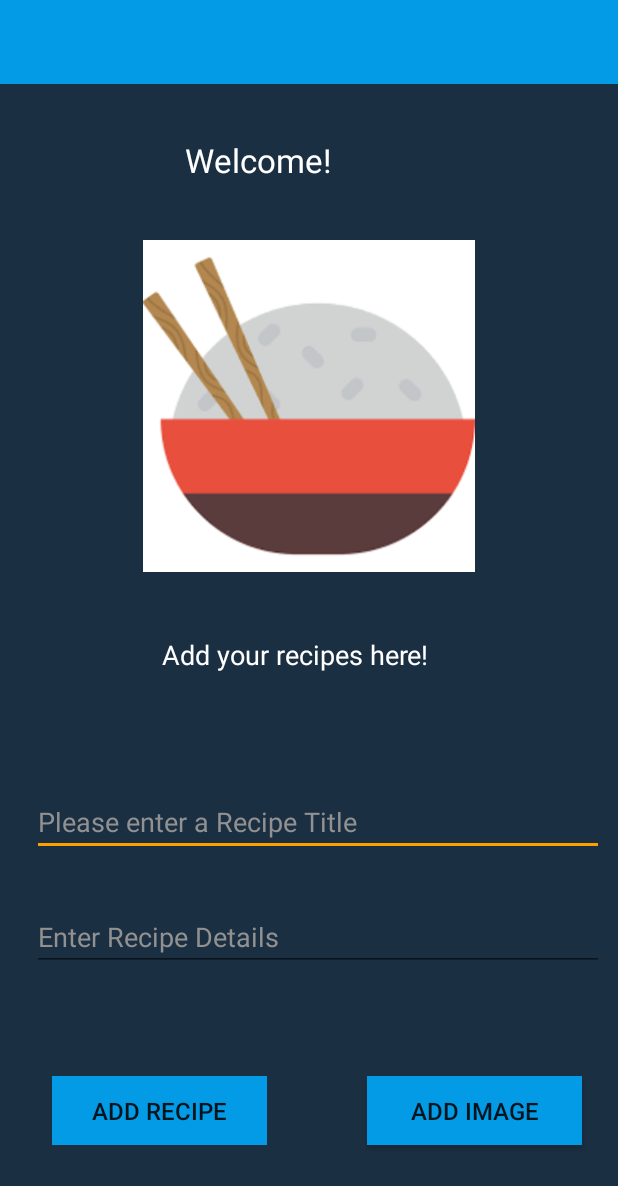
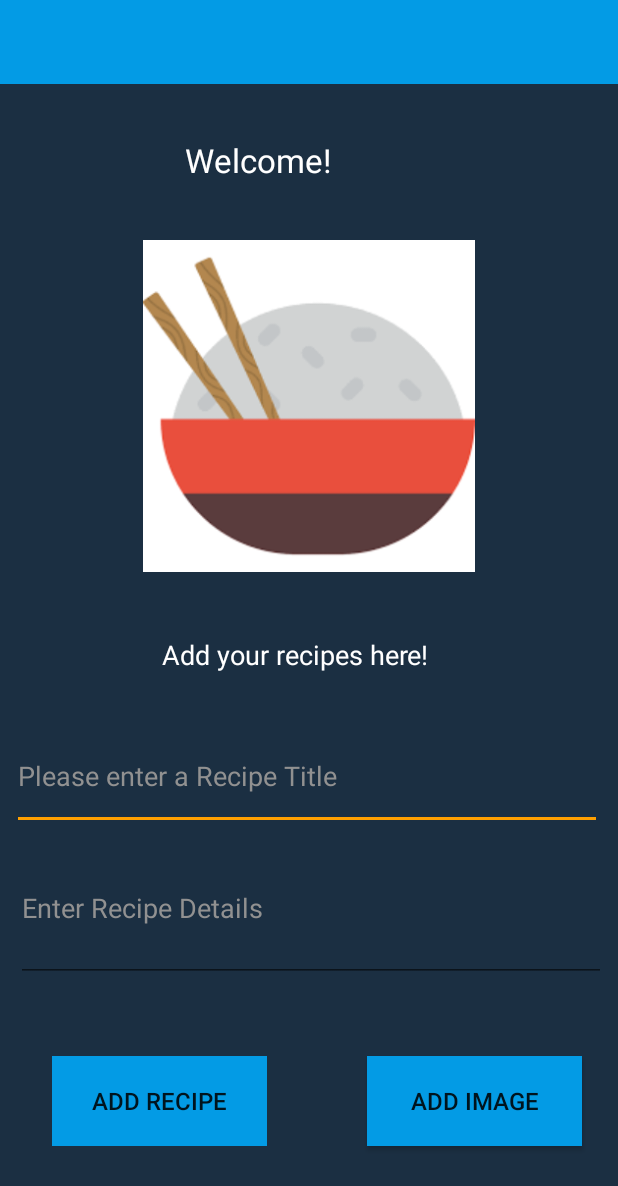
Before and after one commit to stevenmck97/MobileApp_Recipe, an Android app: the layout activity_recipe.xml on its own in the app's theme, with its tools: preview values and no code run, on a phone screen of 412 x 824 dp. Shown: the top 1186 px of the screen. Run offline under Robolectric (Android 15) with nearby library versions, the light colour scheme and no system bars.

Commit message:
Added comments to explain the functionality of some code

```diff
--- a/app/src/main/java/ie/wit/activities/RecipeActivity.kt
+++ b/app/src/main/java/ie/wit/activities/RecipeActivity.kt
@@ -42,6 +42,7 @@ class RecipeActivity : AppCompatActivity(), AnkoLogger {
             }
         }
 
+        //validates whether a title has been entered or not. Will not allow you to add if no title is present
         btnAdd.setOnClickListener() {
             recipe.title = recipeTitle.text.toString()
             recipe.description = recipeDescription.text.toString()
@@ -77,7 +78,7 @@ class RecipeActivity : AppCompatActivity(), AnkoLogger {
         return super.onCreateOptionsMenu(menu)
     }
 
-
+//deletes recipe card when pressed or allows you to cancel
     override fun onOptionsItemSelected(item: MenuItem?): Boolean {
         when (item?.itemId) {
             R.id.item_delete -> {
@@ -91,6 +92,7 @@ class RecipeActivity : AppCompatActivity(), AnkoLogger {
         return super.onOptionsItemSelected(item)
     }
 
+//allows you to choose an image from your device and replace it with the placeholder image in the add activity
     override fun onActivityResult(requestCode: Int, resultCode: Int, data: Intent?) {
         super.onActivityResult(requestCode, resultCode, data)
         when (requestCode) {
--- a/app/src/main/java/ie/wit/activities/RecipeListActivity.kt
+++ b/app/src/main/java/ie/wit/activities/RecipeListActivity.kt
@@ -56,10 +56,12 @@ class RecipeListActivity : AppCompatActivity(), RecipeListener {
         super.onActivityResult(requestCode, resultCode, data)
     }
 
+//loads recipes
     private fun loadRecipes() {
         showRecipes(app.recipes.findAll())
     }
 
+//displays recipes from recyclerview widget
     fun showRecipes (recipes: List<RecipesModel>) {
         recyclerView.adapter = RecipesAdapter(recipes, this)
         recyclerView.adapter?.notifyDataSetChanged()
--- a/app/src/main/java/ie/wit/main/SignInActivity.kt
+++ b/app/src/main/java/ie/wit/main/SignInActivity.kt
@@ -1,3 +1,12 @@
+/*Most of the code in this class was made by following this youtube tutorial: https://www.youtube.com/watch?v=7SZO3bT1M0I&t=418s
+Title: Android Tutorial Kotlin Firebase Authentication
+Author: Shakhawat Hossen
+Date: <date>
+Code version: <code version>
+Availability: https://www.youtube.com/watch?v=7SZO3bT1M0I&t=418s
+ */
+
+
 package ie.wit.main
 
 import android.app.Activity
@@ -52,6 +61,8 @@ class SignInActivity : AppCompatActivity() {
             .setTheme(ie.wit.R.style.MyTheme).build(), MY_REQUEST_CODE)
     }
 
+
+//I modified this function by checking if there was a user signed in and if there was I redirected you to the home activity
      override fun onActivityResult(requestCode: Int, resultCode: Int, data: Intent?) {
         super.onActivityResult(requestCode, resultCode, data)
         if (requestCode == MY_REQUEST_CODE){
--- a/app/src/main/res/layout/activity_recipe.xml
+++ b/app/src/main/res/layout/activity_recipe.xml
@@ -76,40 +76,41 @@
 
     <EditText
         android:id="@+id/recipeTitle"
-        android:layout_width="381dp"
-        android:layout_height="39dp"
+        android:layout_width="393dp"
+        android:layout_height="72dp"
         android:layout_marginStart="8dp"
         android:layout_marginTop="8dp"
         android:layout_marginEnd="8dp"
         android:layout_marginBottom="8dp"
         android:ems="10"
         android:hint="@string/enter_recipe_title"
-        android:textColor="@color/homeTextWhite"
-        android:textColorHint="@color/textHintColor"
         android:inputType="text"
         android:maxLength="25"
         android:maxLines="1"
+        android:textColor="@color/homeTextWhite"
+        android:textColorHint="@color/textHintColor"
         app:layout_constraintBottom_toBottomOf="parent"
         app:layout_constraintEnd_toEndOf="parent"
-        app:layout_constraintHorizontal_bias="0.928"
+        app:layout_constraintHorizontal_bias="0.0"
         app:layout_constraintStart_toStartOf="parent"
         app:layout_constraintTop_toTopOf="parent"
-        app:layout_constraintVertical_bias="0.681" />
+        app:layout_constraintVertical_bias="0.643" />
 
     <EditText
         android:id="@+id/recipeDescription"
-        android:layout_width="381dp"
-        android:layout_height="39dp"
+        android:layout_width="393dp"
+        android:layout_height="72dp"
         android:layout_marginStart="8dp"
         android:layout_marginTop="8dp"
         android:layout_marginEnd="8dp"
         android:layout_marginBottom="8dp"
         android:autofillHints="Please Enter Recipe Details"
         android:ems="10"
+        android:gravity="start|top"
         android:hint="@string/enter_recipe"
+        android:inputType="textMultiLine"
         android:textColor="@color/homeTextWhite"
         android:textColorHint="@color/textHintColor"
-        android:inputType="text"
         app:layout_constraintBottom_toBottomOf="parent"
         app:layout_constraintEnd_toEndOf="parent"
         app:layout_constraintHorizontal_bias="0.888"
@@ -120,7 +121,7 @@
     <Button
         android:id="@+id/btnAdd"
         android:layout_width="143dp"
-        android:layout_height="46dp"
+        android:layout_height="60dp"
         android:layout_margin="16dp"
         android:background="@color/colorPrimary"
         android:paddingTop="8dp"
@@ -138,7 +139,7 @@
     <Button
         android:id="@+id/chooseImage"
         android:layout_width="143dp"
-        android:layout_height="46dp"
+        android:layout_height="60dp"
         android:layout_margin="16dp"
         android:background="@color/colorPrimary"
         android:paddingTop="8dp"
```
Also changed, not shown: app/src/main/java/ie/wit/activities/Home.kt (+12 -1 lines).
